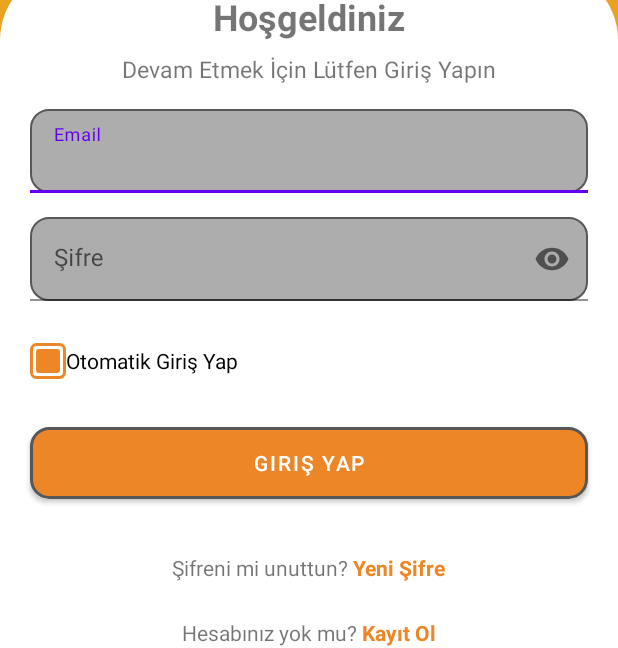
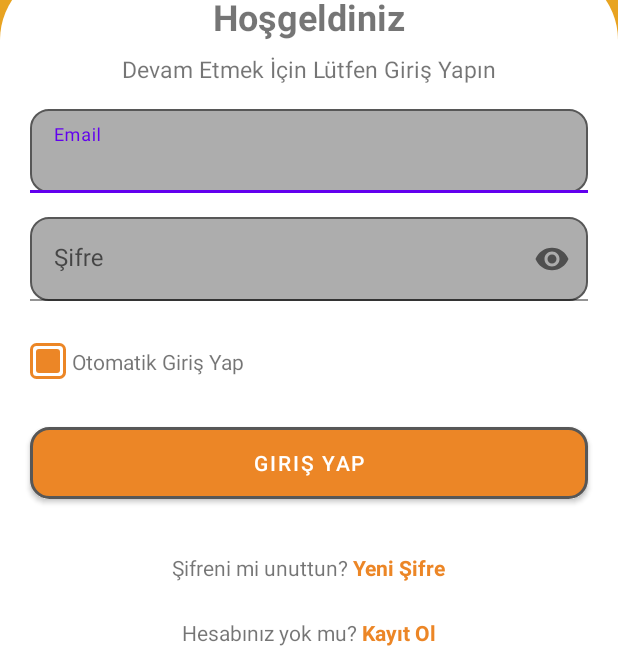
Before and after one commit to dogukanpayal/CitrusOrbit, an Android app: the screen it shows after launch (MainActivity), on a phone screen of 412 x 824 dp, the part 588-1236 px from its top. Run offline under Robolectric (Android 15) with nearby library versions, the phone set to English and light mode, and no system bars; our stand-ins replace Firebase (no records; nobody signed in at launch, a user with empty details on screens opened directly).

Commit message:
Checkbox yazıları text view olarak değiştirildi.

```diff
--- a/DevelopmentProject/app/src/main/res/layout/fragment_login_screen.xml
+++ b/DevelopmentProject/app/src/main/res/layout/fragment_login_screen.xml
@@ -142,15 +142,36 @@
                 </com.google.android.material.textfield.TextInputLayout>
 
 
-                <androidx.appcompat.widget.AppCompatCheckBox
-                    android:id="@+id/otomatikGirisYapCheckBox"
-                    android:layout_width="wrap_content"
+                <androidx.constraintlayout.widget.ConstraintLayout
+                    android:id="@+id/otomatikGirisYapCheckBoxConstraintBox"
+                    android:layout_width="match_parent"
                     android:layout_height="wrap_content"
-                    android:layout_marginStart="20dp"
-                    android:layout_marginTop="16dp"
-                    android:text="Otomatik Giriş Yap"
-                    />
+                    android:layout_marginHorizontal="20dp"
+                    android:layout_marginTop="16dp">
 
+
+                    <androidx.appcompat.widget.AppCompatCheckBox
+                        android:id="@+id/otomatikGirisYapCheckBox"
+                        android:layout_width="wrap_content"
+                        android:layout_height="wrap_content"
+                        android:text=""
+                        app:layout_constraintBottom_toBottomOf="parent"
+                        app:layout_constraintStart_toStartOf="parent"
+                        app:layout_constraintTop_toTopOf="parent" />
+
+                    <TextView
+                        android:id="@+id/otomatikGirisYapCheckBoxTextView"
+                        android:layout_width="wrap_content"
+                        android:layout_height="wrap_content"
+                        android:layout_marginStart="-20dp"
+                        android:text="Otomatik Giriş Yap"
+                        app:layout_constraintBottom_toBottomOf="parent"
+                        app:layout_constraintStart_toEndOf="@+id/otomatikGirisYapCheckBox"
+                        app:layout_constraintTop_toTopOf="parent">
+
+                    </TextView>
+
+                </androidx.constraintlayout.widget.ConstraintLayout>
 
                 <Button
                     android:id="@+id/girisYapButton"
```
Also changed, not shown: DevelopmentProject/app/src/main/res/layout/fragment_register_screen.xml (+26 -1 lines).
